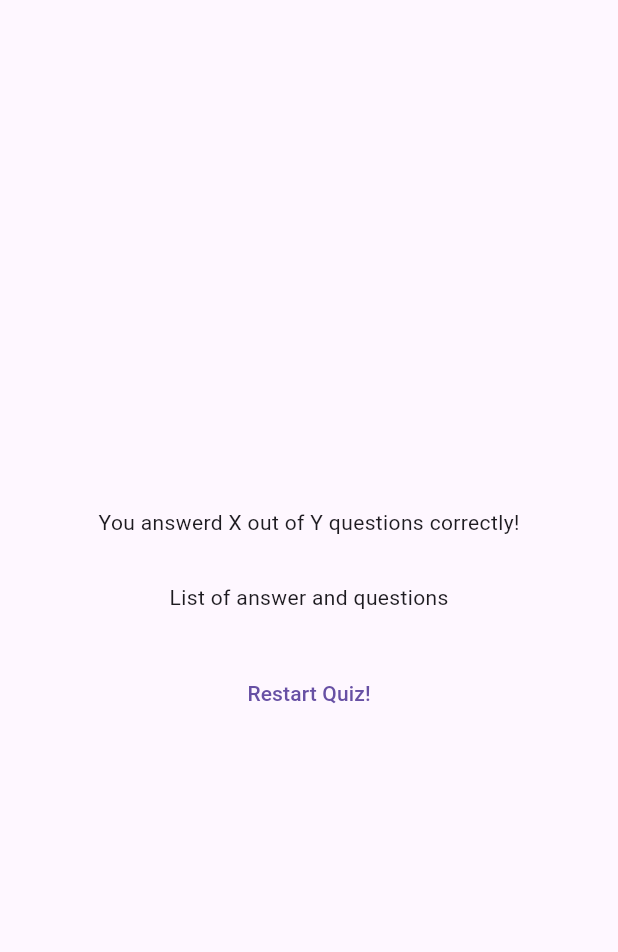
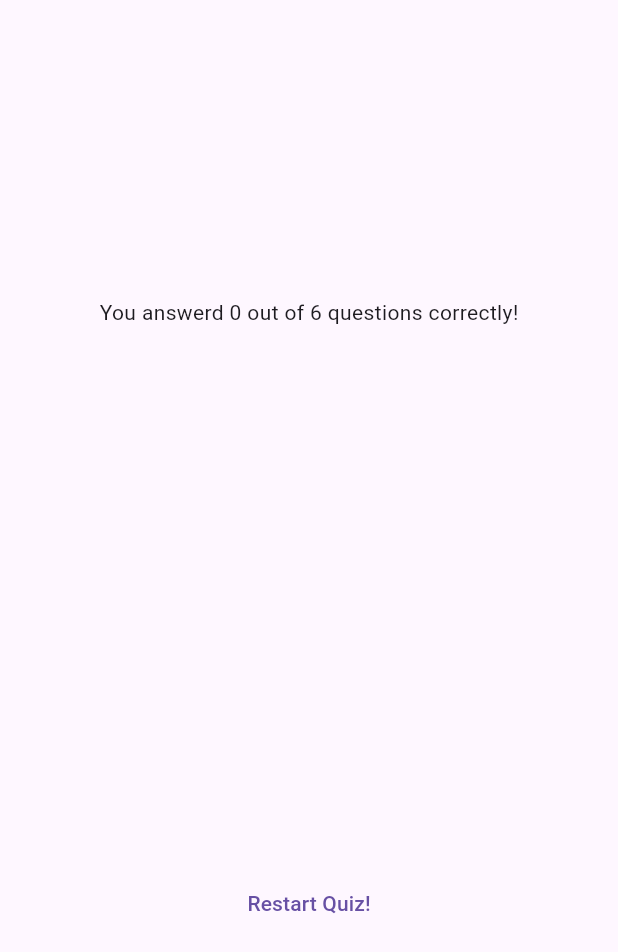
Before and after one commit to Peyno/adv_basics, a Flutter app: the ResultScreen widget shown alone on an empty page, opened directly with empty values, on a phone screen of 412 x 824 dp. Shown: the top 952 px of the screen. Run offline on Flutter 3.47's test engine with Material 3 defaults, Android fonts, the phone set to English and light mode, and no system bars; our stand-ins replace google_fonts.

Commit message:
finishing Video 89

```diff
--- /dev/null
+++ b/lib/questions_summary.dart
@@ -0,0 +1,31 @@
+import 'package:flutter/material.dart';
+
+class QuestionsSummary extends StatelessWidget {
+  const QuestionsSummary(this.summaryData, {super.key});
+
+  final List<Map<String, Object>> summaryData;
+
+  @override
+  Widget build(BuildContext context) {
+    return SizedBox(
+      height: 300,
+      child: SingleChildScrollView(
+        child: Column(
+          children: summaryData.map((data) {
+            return Row(children: [
+              Text(((data['question_index'] as int) + 1).toString()),
+              Expanded(
+                child: Column(children: [
+                  Text(data['question'] as String),
+                  const SizedBox(height: 5,),
+                  Text(data['user_answer'] as String),
+                  Text(data['correct_answer'] as String),
+                ],),
+              )
+            ]);
+          }).toList(),
+        ),
+      ),
+    );
+  }
+}
--- a/lib/result_screen.dart
+++ b/lib/result_screen.dart
@@ -1,3 +1,6 @@
+import 'package:adv_basics/data/questions.dart';
+import 'package:adv_basics/questions_sccreen.dart';
+import 'package:adv_basics/questions_summary.dart';
 import 'package:flutter/material.dart';
 
 class ResultScreen extends StatelessWidget {
@@ -5,8 +8,29 @@ class ResultScreen extends StatelessWidget {
 
   final List<String> chosenAnswers;
 
+  List<Map<String, Object>> getSummaryData() {
+    final List<Map<String, Object>> summary = [];
+
+    for (var i = 0; i < chosenAnswers.length; i++) {
+      summary.add({
+        'question_index': i,
+        'question': questions[i].text,
+        'correct_answer': questions[i].answers[0],
+        'user_answer': chosenAnswers[i],
+      });
+    }
+
+    return summary;
+  }
+
   @override
   Widget build(BuildContext context) {
+    final summaryData = getSummaryData();
+    final numTotalQuestions = questions.length;
+    final numcorrectQuestions = summaryData.where((data) {
+      return data['user_answer'] == data['correct_answer'];
+    }).length;
+
     return SizedBox(
       width: double.infinity,
       child: Container(
@@ -14,9 +38,11 @@ class ResultScreen extends StatelessWidget {
         child: Column(
           mainAxisAlignment: MainAxisAlignment.center,
           children: [
-            const Text('You answerd X out of Y questions correctly!'),
+            Text(
+              'You answerd $numcorrectQuestions out of $numTotalQuestions questions correctly!',
+            ),
             const SizedBox(height: 30),
-            const Text('List of answer and questions'),
+            QuestionsSummary(summaryData),
             const SizedBox(height: 30),
             TextButton(onPressed: () {}, child: const Text('Restart Quiz!')),
           ],
```
Also changed, not shown: lib/quiz.dart (+3 -4 lines).
